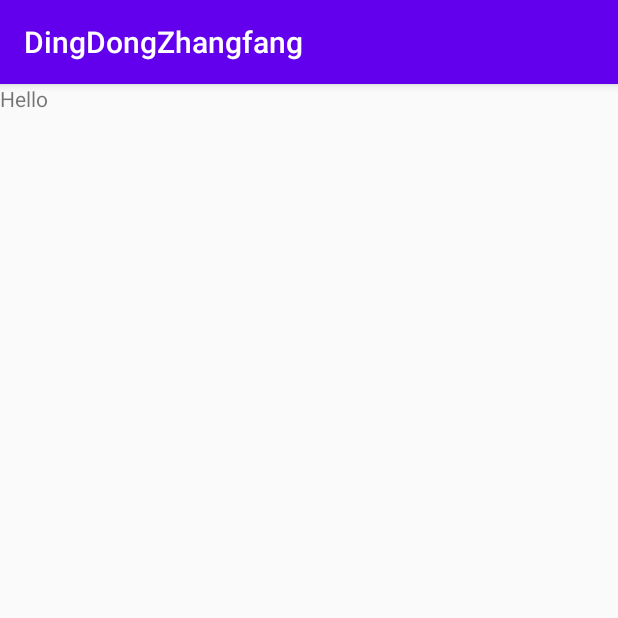
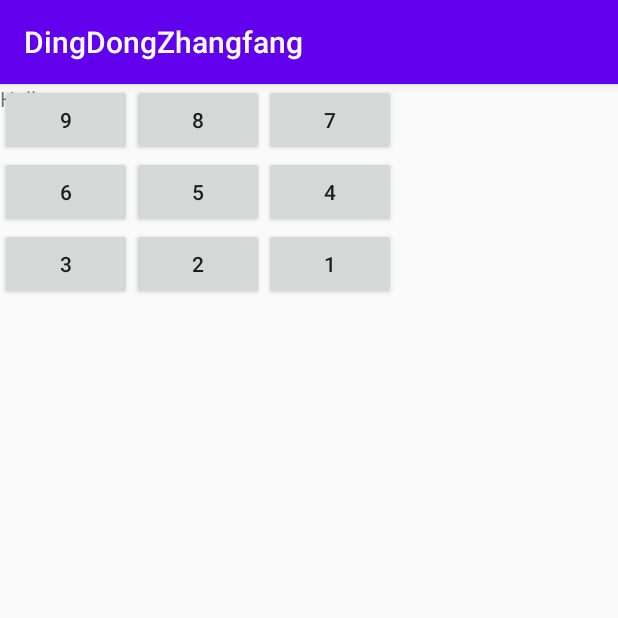
Before and after one commit to w-mj/DingDongZhangfang, an Android app: the fragment AddAccountFragment shown on its own in the app's theme, on a phone screen of 412 x 824 dp, the top half of it. Run offline under Robolectric (Android 15) with nearby library versions, the phone set to English and light mode, and no system bars.

Commit message:
digtial key

```diff
--- a/app/src/main/java/com/dingdonginc/zhangfang/WMJActivity.kt
+++ b/app/src/main/java/com/dingdonginc/zhangfang/WMJActivity.kt
@@ -22,6 +22,7 @@ class WMJActivity : AppCompatActivity() {
         list.adapter = adapter
         val context: Context = this
         val refresh: Button = findViewById(R.id.wmj_refresh)
+
         val accountService: AccountService by App.getKodein().instance()
 
         refresh.setOnClickListener { v: View -> run{
--- a/app/src/main/res/layout/add_account_fragment.xml
+++ b/app/src/main/res/layout/add_account_fragment.xml
@@ -11,4 +11,9 @@
             android:layout_height="match_parent"
             android:text="Hello"/>
 
+    <include
+        layout="@layout/digital_keyboard"
+        android:layout_height="wrap_content"
+        android:layout_width="match_parent" />
+
 </FrameLayout>
--- /dev/null
+++ b/app/src/main/res/layout/digital_keyboard.xml
@@ -0,0 +1,26 @@
+<?xml version="1.0" encoding="utf-8"?>
+<TableLayout
+    xmlns:android="http://schemas.android.com/apk/res/android"
+    xmlns:tools="http://schemas.android.com/tools"
+    android:layout_height="wrap_content"
+    android:layout_width="match_parent"
+    tools:ignore="HardcodedText"
+    >
+
+    <TableRow>
+        <Button android:text="9"/>
+        <Button android:text="8"/>
+        <Button android:text="7"/>
+    </TableRow>
+    <TableRow>
+        <Button android:text="6"/>
+        <Button android:text="5"/>
+        <Button android:text="4"/>
+    </TableRow>
+    <TableRow>
+        <Button android:text="3"/>
+        <Button android:text="2"/>
+        <Button android:text="1"/>
+    </TableRow>
+
+</TableLayout>
```
Also changed, not shown: app/src/main/java/com/dingdonginc/zhangfang/views/KeyboardView.kt (added, +187 -0 lines).
